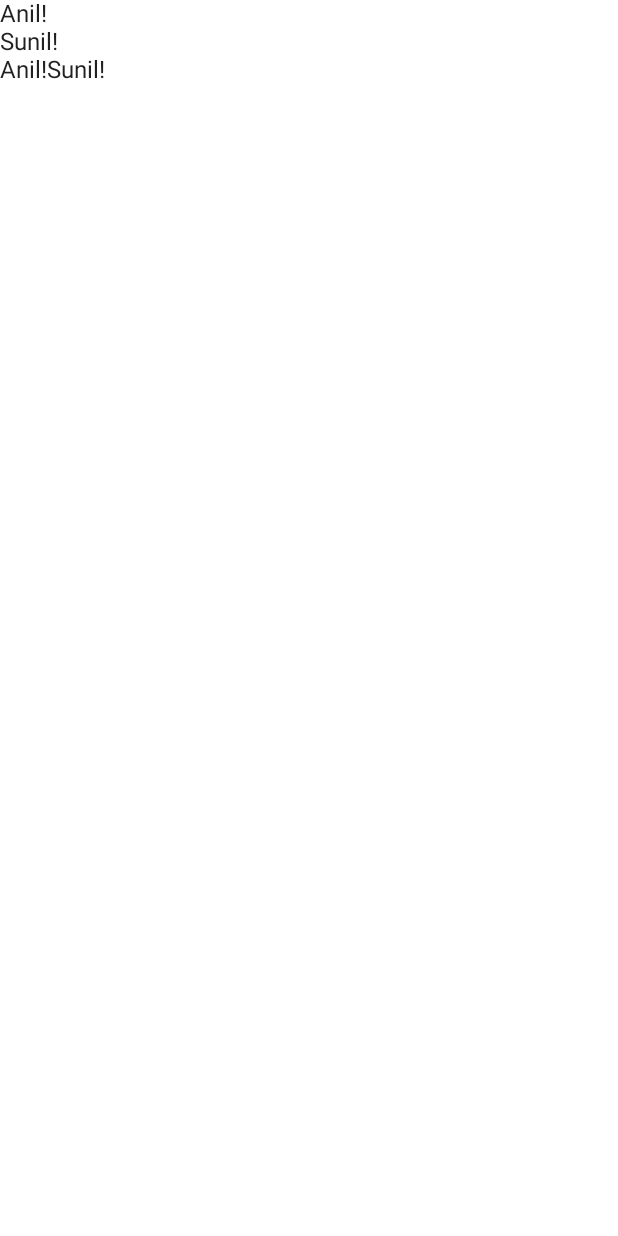
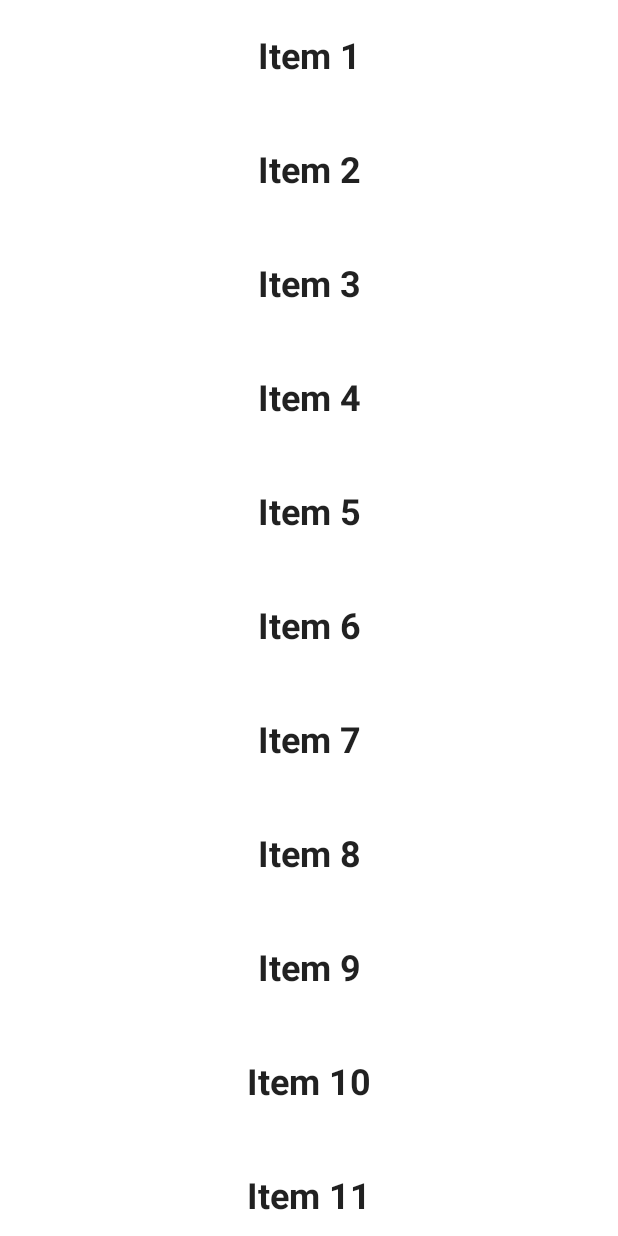
Before and after one commit to successanil/KotlinHiltDemo, an Android app built with Jetpack Compose: the screen it shows after launch (MainActivity), on a phone screen of 412 x 824 dp. Before the commit the screen is almost empty. Run offline under Robolectric (Android 15) with nearby library versions, the phone set to English and light mode, and no system bars; our stand-ins replace Dagger/Hilt's generated code.

```diff
--- a/app/src/main/java/com/relsellglobal/kotlinhiltdemo/MainActivity.kt
+++ b/app/src/main/java/com/relsellglobal/kotlinhiltdemo/MainActivity.kt
@@ -3,15 +3,19 @@ package com.relsellglobal.kotlinhiltdemo
 import android.os.Bundle
 import androidx.activity.ComponentActivity
 import androidx.activity.compose.setContent
-import androidx.compose.foundation.layout.Column
-import androidx.compose.foundation.layout.Row
-import androidx.compose.foundation.layout.fillMaxSize
+import androidx.compose.foundation.layout.*
+import androidx.compose.foundation.rememberScrollState
+import androidx.compose.foundation.verticalScroll
 import androidx.compose.material.MaterialTheme
 import androidx.compose.material.Surface
 import androidx.compose.material.Text
 import androidx.compose.runtime.Composable
 import androidx.compose.ui.Modifier
+import androidx.compose.ui.text.font.FontWeight
+import androidx.compose.ui.text.style.TextAlign
 import androidx.compose.ui.tooling.preview.Preview
+import androidx.compose.ui.unit.dp
+import androidx.compose.ui.unit.sp
 import com.relsellglobal.flowdemoapplication.ui.theme.KotlinWeatherDataUI2Theme
 
 class MainActivity : ComponentActivity() {
@@ -21,7 +25,8 @@ class MainActivity : ComponentActivity() {
             KotlinWeatherDataUI2Theme {
                 // A surface container using the 'background' color from the theme
                 Surface(modifier = Modifier.fillMaxSize(), color = MaterialTheme.colors.background) {
-                    initialView()
+                    //initialView()
+                    loadList()
                 }
             }
         }
@@ -53,3 +58,25 @@ fun initialView() {
         }
     }
 }
+
+@Composable
+fun loadList() {
+    val scrollState = rememberScrollState()
+    Column(
+        modifier = Modifier.verticalScroll(scrollState)
+    ) {
+        for(i in 1..50) {
+            Text(text="Item $i",
+                fontSize=24.sp,
+                fontWeight= FontWeight.Bold,
+                textAlign = TextAlign.Center,
+                modifier = Modifier
+                    .fillMaxWidth()
+                    .padding(vertical = 24.dp)
+
+
+            )
+        }
+
+    }
+}
```
